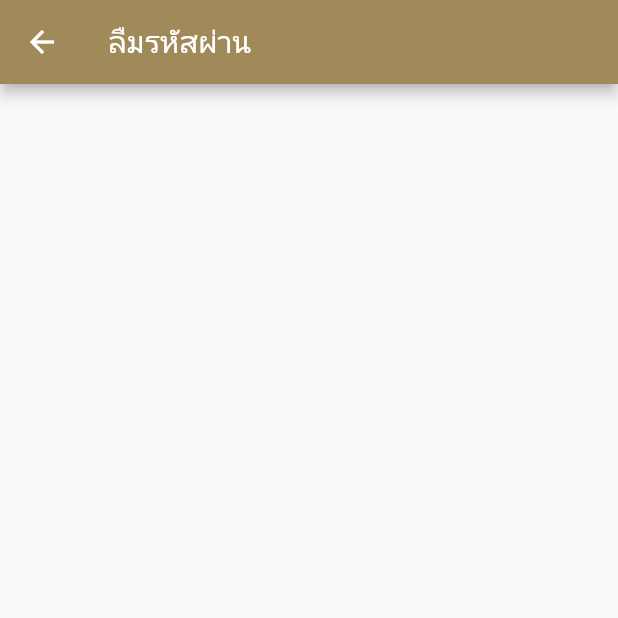
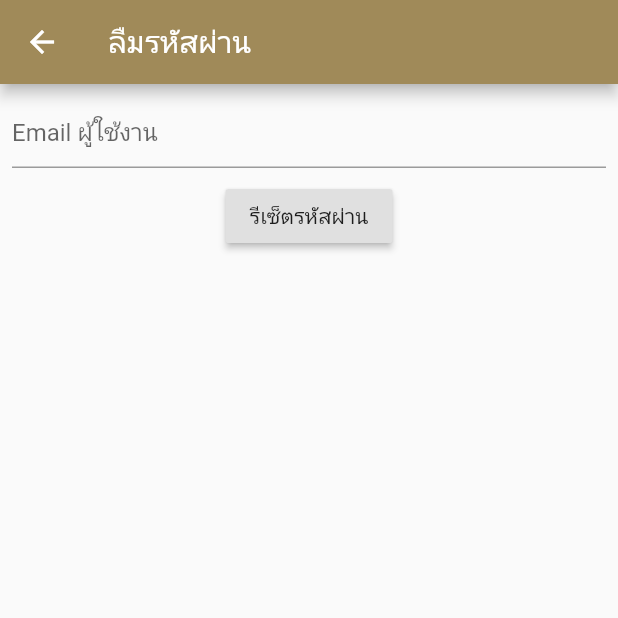
Before and after one commit to masterUNG/frongeasyshop, a Flutter app: the ForgotPassword screen opened by its route, on a phone screen of 412 x 824 dp, the top half of it. Run offline on Flutter 3.47's test engine with Material 2 defaults, Android fonts, the light colour scheme and no system bars; our stand-ins replace cloud_firestore, firebase_auth, firebase_core, firebase_storage, flutter_svg, image_picker; accounts and stored records are empty.

Commit message:
update 12 Dec

```diff
--- a/lib/states/forgotpassword.dart
+++ b/lib/states/forgotpassword.dart
@@ -1,4 +1,4 @@
-//import 'package:firebase_auth/firebase_auth.dart';
+import 'package:firebase_auth/firebase_auth.dart';
 import 'package:flutter/material.dart';
 import 'package:frongeasyshop/utility/my_constant.dart';
 
@@ -10,16 +10,42 @@ class ForgotPassword extends StatefulWidget {
 }
 
 class _ForgotPasswordState extends State<ForgotPassword> {
-  //String email;
- // final auth = FirebaseAuth.instance;
+  late String email;
+  final auth = FirebaseAuth.instance;
 
   @override
   Widget build(BuildContext context) {
     return Scaffold(
-      appBar: AppBar(
-        backgroundColor: MyConstant.primart,
-        title: const Text('ลืมรหัสผ่าน'),
-      ),
-    );
+        appBar: AppBar(
+          backgroundColor: MyConstant.primart,
+          title: const Text('ลืมรหัสผ่าน'),
+        ),
+        body: Column(
+          children: [
+            Padding(
+              padding: const EdgeInsets.all(8.0),
+              child: TextField(
+                keyboardType: TextInputType.emailAddress,
+                decoration: const InputDecoration(
+                  hintText: ('Email ผู้ใช้งาน'),
+                ),
+                onChanged: (value) {
+                  setState(() {
+                    email = value;
+                  });
+                },
+              ),
+            ),
+            Row(mainAxisAlignment: MainAxisAlignment.spaceAround, children: [
+              RaisedButton(
+                child: Text('รีเซ็ตรหัสผ่าน'),
+                onPressed: () {
+                  auth.sendPasswordResetEmail(email: email);
+                  Navigator.of(context).pop();
+                },
+              )
+            ])
+          ],
+        ));
   }
 }
```
Also changed, not shown: lib/states/verify.dart (added).
